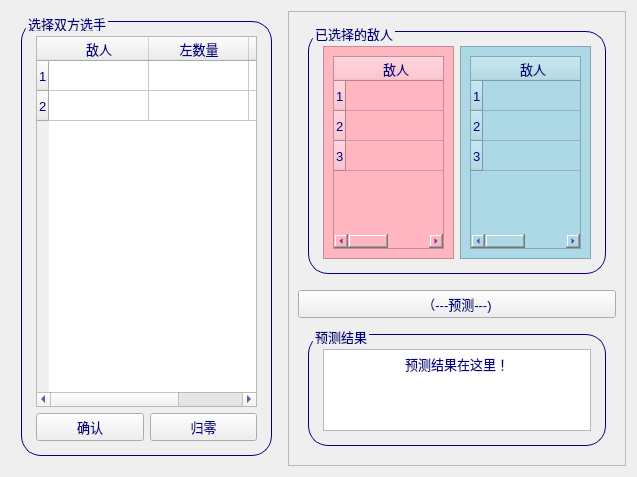
markli1hoshipu/CannotMax_Prediction, file src/ui/predict_tab.ui: the form before one commit.
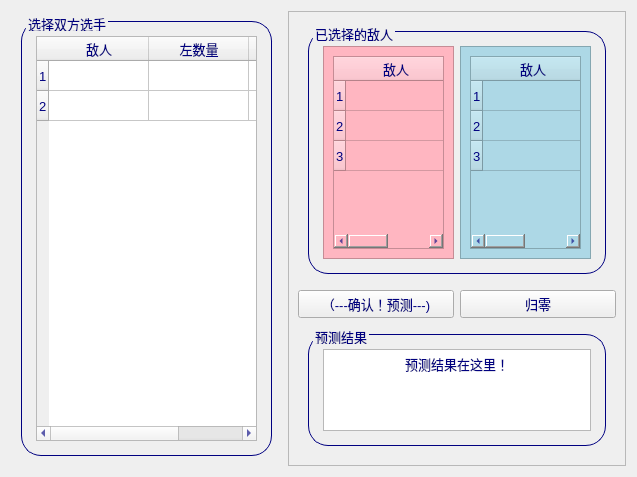
The form after the commit.

Commit message: simplified predict ui

The edit to the form file:
```diff
--- a/src/ui/predict_tab.ui
+++ b/src/ui/predict_tab.ui
@@ -85,24 +85,6 @@
         </item>
        </widget>
       </item>
-      <item>
-       <layout class="QHBoxLayout" name="horizontalLayout_4">
-        <item>
-         <widget class="QPushButton" name="btnCheck">
-          <property name="text">
-           <string>确认</string>
-          </property>
-         </widget>
-        </item>
-        <item>
-         <widget class="QPushButton" name="btnClear">
-          <property name="text">
-           <string>归零</string>
-          </property>
-         </widget>
-        </item>
-       </layout>
-      </item>
      </layout>
     </widget>
    </item>
@@ -214,11 +196,22 @@
        </widget>
       </item>
       <item>
-       <widget class="QPushButton" name="btnPredict">
-        <property name="text">
-         <string>（---预测---)</string>
-        </property>
-       </widget>
+       <layout class="QHBoxLayout" name="horizontalLayout_4">
+        <item>
+         <widget class="QPushButton" name="btnCheck">
+          <property name="text">
+           <string>（---确认！预测---)</string>
+          </property>
+         </widget>
+        </item>
+        <item>
+         <widget class="QPushButton" name="btnClear">
+          <property name="text">
+           <string>归零</string>
+          </property>
+         </widget>
+        </item>
+       </layout>
       </item>
       <item>
        <widget class="QGroupBox" name="groupBox_3">
```
The commit also changes 1 other file.
